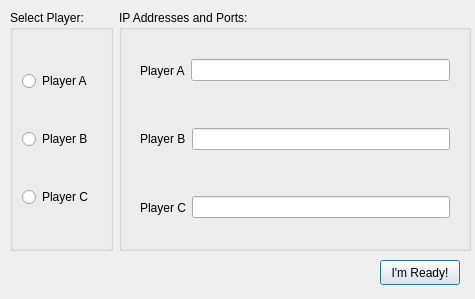
Above: initdialog.ui from comradez/MyDouDizhu before the change. Below: the same form after it.
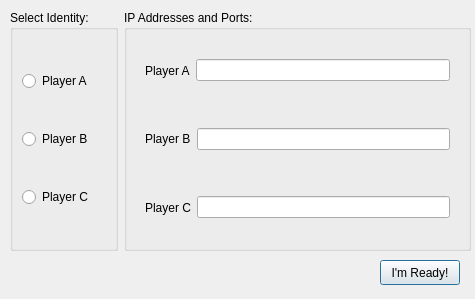
That is the form after the change.

Patch:
```diff
--- a/initdialog.ui
+++ b/initdialog.ui
@@ -26,7 +26,7 @@
     <item>
      <widget class="QGroupBox" name="groupBoxPlayer">
       <property name="title">
-       <string>Select Player:</string>
+       <string>Select Identity:</string>
       </property>
       <layout class="QVBoxLayout" name="verticalLayout">
        <item>
```
